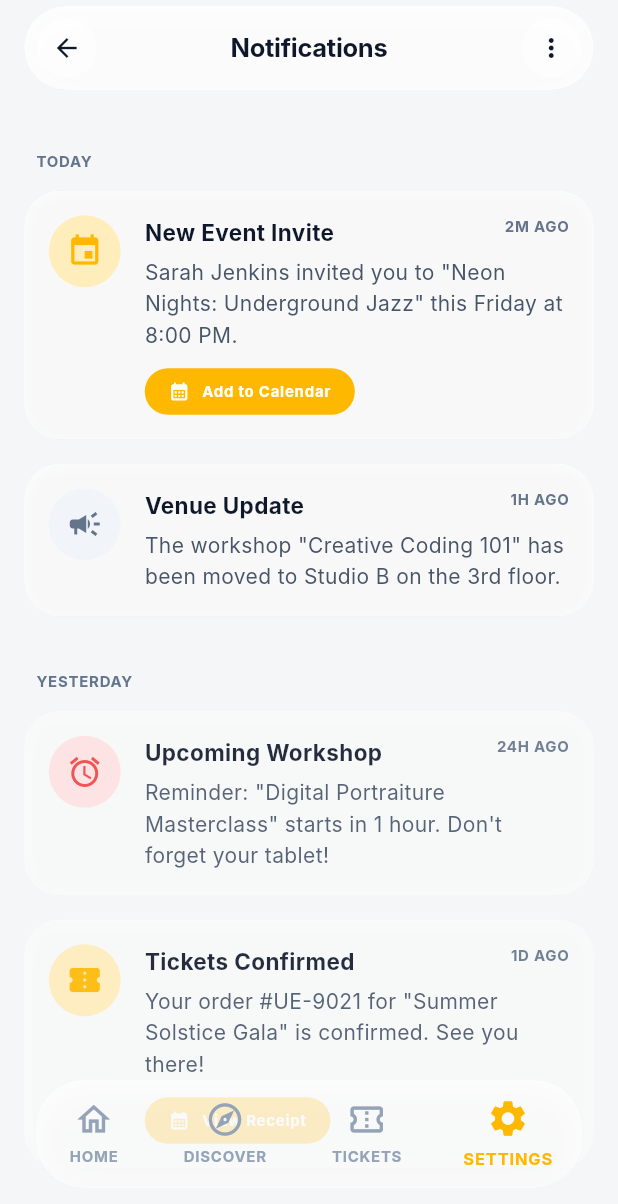
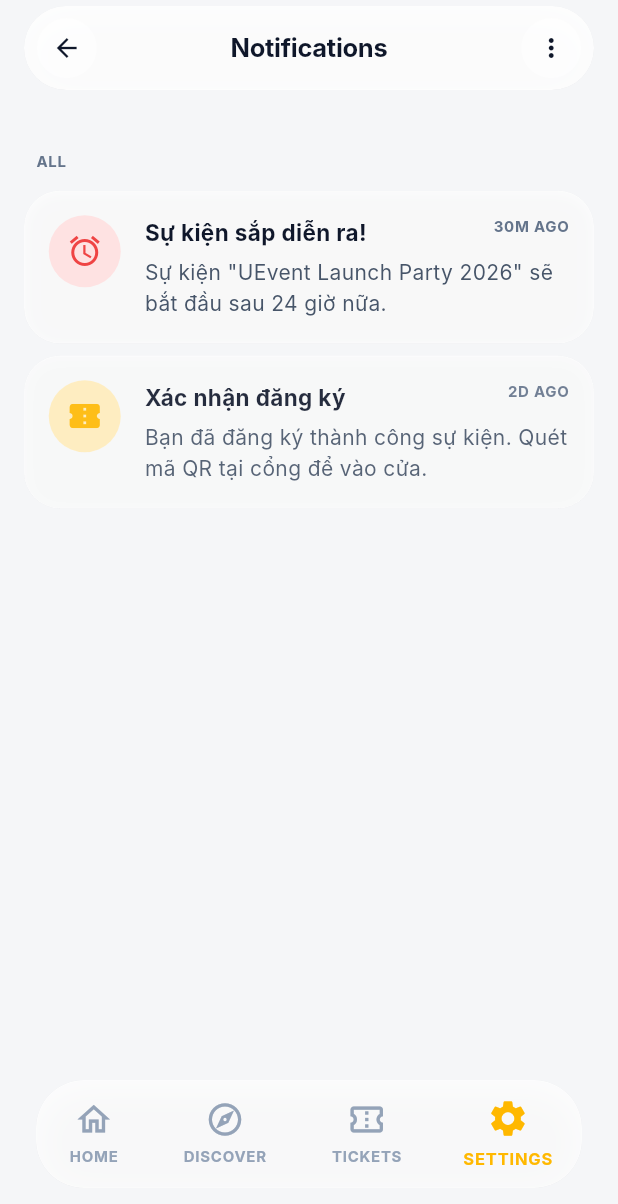
Before and after one commit to hieud3663/UEvent-Frontend, a Flutter app: the NotificationsView screen opened directly with empty values, on a phone screen of 412 x 824 dp. Shown: the top 1204 px of the screen. Run offline on Flutter 3.47's test engine with Material 3 defaults, Android fonts, the phone set to English and light mode, and no system bars; our stand-ins replace cached_network_image, dio, flutter_riverpod, qr_flutter; missing offline and left inert: flutter_displaymode; Roboto replaces fonts that are missing (Inter).

Commit message:
feat: enhance notifications and profile features with Riverpod integration and improved data handling

```diff
--- /dev/null
+++ b/mobile/lib/features/notifications/providers/notification_providers.dart
@@ -0,0 +1,8 @@
+import 'package:flutter_riverpod/flutter_riverpod.dart';
+import 'package:frontend/core/providers/service_providers.dart';
+import 'package:frontend/features/notifications/models/notification_model.dart';
+
+final notificationsProvider = FutureProvider<List<NotificationModel>>((ref) async {
+  final service = ref.read(notificationServiceProvider);
+  return service.getNotifications();
+});
--- a/mobile/lib/features/notifications/views/notifications_view.dart
+++ b/mobile/lib/features/notifications/views/notifications_view.dart
@@ -1,14 +1,18 @@
 // File: lib/views/notifications_view.dart
 
 import 'package:flutter/material.dart';
+import 'package:flutter_riverpod/flutter_riverpod.dart';
 import 'package:frontend/core/theme/app_colors.dart';
 import 'package:frontend/core/theme/app_constants.dart';
 import 'package:frontend/core/theme/app_text_styles.dart';
+import 'package:frontend/core/widgets/async_state_slivers.dart';
 import 'package:frontend/core/widgets/glass_top_bar.dart';
 import 'package:frontend/core/widgets/glass_bottom_nav_bar.dart';
+import 'package:frontend/features/notifications/models/notification_model.dart';
+import 'package:frontend/features/notifications/providers/notification_providers.dart';
 import 'package:frontend/features/notifications/widgets/notification_tile.dart';
 
-class NotificationsView extends StatelessWidget {
+class NotificationsView extends ConsumerWidget {
   final int currentNavIndex;
   final ValueChanged<int> onNavTap;
   final VoidCallback? onBack;
@@ -21,7 +25,9 @@ class NotificationsView extends StatelessWidget {
   });
 
   @override
-  Widget build(BuildContext context) {
+  Widget build(BuildContext context, WidgetRef ref) {
+    final notificationsAsync = ref.watch(notificationsProvider);
+
     return Scaffold(
       backgroundColor: AppColors.background,
       body: Stack(
@@ -30,107 +36,62 @@ class NotificationsView extends StatelessWidget {
             slivers: [
               // Spacing for fixed top bar
               const SliverToBoxAdapter(child: SizedBox(height: 100)),
-
-              // ── Today ──
+              ...notificationsAsync.when(
+                data: (notifications) => [
+                  AppSuccessSliver(
+                    isEmpty: notifications.isEmpty,
+                    emptyIcon: Icons.notifications_off_outlined,
+                    emptyTitle: 'Chua co thong bao',
+                    emptyDescription: 'Thong bao moi se xuat hien tai day.',
+                    emptyFillRemaining: true,
+                    contentSlivers: [
                       SliverToBoxAdapter(
                         child: Padding(
                           padding: const EdgeInsets.symmetric(
                             horizontal: AppConstants.pagePaddingH + 8,
                           ),
-                  child: Text('TODAY', style: AppTextStyles.labelSmall),
+                          child: Text('ALL', style: AppTextStyles.labelSmall),
                         ),
                       ),
                       const SliverToBoxAdapter(child: SizedBox(height: 8)),
+                      SliverList(
+                        delegate: SliverChildBuilderDelegate(
+                          (context, index) {
+                            final notification = notifications[index];
+                            final iconConfig = _iconConfig(notification.type);
 
-              SliverToBoxAdapter(
-                child: Padding(
+                            return Padding(
                               padding: const EdgeInsets.symmetric(
                                 horizontal: AppConstants.pagePaddingH,
                                 vertical: 4,
                               ),
                               child: NotificationTile(
-                    icon: Icons.event,
-                    iconBgColor: AppColors.primaryFixed,
-                    iconColor: AppColors.primary,
-                    title: 'New Event Invite',
-                    timestamp: '2m ago',
-                    description:
-                        'Sarah Jenkins invited you to "Neon Nights: Underground Jazz" this Friday at 8:00 PM.',
-                    actionLabel: 'Add to Calendar',
-                    onActionTap: () {},
+                                icon: iconConfig.icon,
+                                iconBgColor: iconConfig.bgColor,
+                                iconColor: iconConfig.iconColor,
+                                title: notification.title,
+                                timestamp: _relativeTime(notification.timestamp),
+                                description: notification.description,
+                                actionLabel: notification.actionLabel,
+                                opacity: notification.isRead ? 0.9 : 1,
+                              ),
+                            );
+                          },
+                          childCount: notifications.length,
                         ),
                       ),
+                    ],
                   ),
-              const SliverToBoxAdapter(child: SizedBox(height: 8)),
-
-              SliverToBoxAdapter(
-                child: Padding(
-                  padding: const EdgeInsets.symmetric(
-                    horizontal: AppConstants.pagePaddingH,
-                    vertical: 4,
+                ],
+                loading: () => [const AppLoadingSliver()],
+                error: (_, __) => [
+                  AppErrorSliver(
+                    icon: Icons.wifi_off,
+                    title: 'Khong tai du lieu duoc',
+                    description: 'Vui long thu lai sau.',
+                    onRetry: () => ref.refresh(notificationsProvider),
                   ),
-                  child: NotificationTile(
-                    icon: Icons.campaign,
-                    iconBgColor: AppColors.secondaryContainer,
-                    iconColor: AppColors.secondary,
-                    title: 'Venue Update',
-                    timestamp: '1h ago',
-                    description:
-                        'The workshop "Creative Coding 101" has been moved to Studio B on the 3rd floor.',
-                  ),
-                ),
-              ),
-
-              // ── Yesterday ──
-              const SliverToBoxAdapter(child: SizedBox(height: 32)),
-              SliverToBoxAdapter(
-                child: Padding(
-                  padding: const EdgeInsets.symmetric(
-                    horizontal: AppConstants.pagePaddingH + 8,
-                  ),
-                  child: Text('YESTERDAY', style: AppTextStyles.labelSmall),
-                ),
-              ),
-              const SliverToBoxAdapter(child: SizedBox(height: 8)),
-
-              SliverToBoxAdapter(
-                child: Padding(
-                  padding: const EdgeInsets.symmetric(
-                    horizontal: AppConstants.pagePaddingH,
-                    vertical: 4,
-                  ),
-                  child: NotificationTile(
-                    icon: Icons.alarm,
-                    iconBgColor: AppColors.errorContainer,
-                    iconColor: AppColors.error,
-                    title: 'Upcoming Workshop',
-                    timestamp: '24h ago',
-                    description:
-                        'Reminder: "Digital Portraiture Masterclass" starts in 1 hour. Don\'t forget your tablet!',
-                    opacity: 0.9,
-                  ),
-                ),
-              ),
-              const SliverToBoxAdapter(child: SizedBox(height: 8)),
-
-              SliverToBoxAdapter(
-                child: Padding(
-                  padding: const EdgeInsets.symmetric(
-                    horizontal: AppConstants.pagePaddingH,
-                    vertical: 4,
-                  ),
-                  child: NotificationTile(
-                    icon: Icons.confirmation_number,
-                    iconBgColor: AppColors.primaryFixed,
-                    iconColor: AppColors.primary,
-                    title: 'Tickets Confirmed',
-                    timestamp: '1d ago',
-                    description:
-                        'Your order #UE-9021 for "Summer Solstice Gala" is confirmed. See you there!',
-                    actionLabel: 'View Receipt',
-                    opacity: 0.9,
-                  ),
-                ),
+                ],
               ),
 
               const SliverToBoxAdapter(child: SizedBox(height: 140)),
@@ -157,4 +118,53 @@ class NotificationsView extends StatelessWidget {
       ),
     );
   }
+
+  _NotificationIconConfig _iconConfig(NotificationType type) {
+    switch (type) {
+      case NotificationType.eventInvite:
+        return const _NotificationIconConfig(
+          icon: Icons.event,
+          bgColor: AppColors.primaryFixed,
+          iconColor: AppColors.primary,
+        );
+      case NotificationType.announcement:
+        return const _NotificationIconConfig(
+          icon: Icons.campaign,
+          bgColor: AppColors.secondaryContainer,
+          iconColor: AppColors.secondary,
+        );
+      case NotificationType.reminder:
+        return const _NotificationIconConfig(
+          icon: Icons.alarm,
+          bgColor: AppColors.errorContainer,
+          iconColor: AppColors.error,
+        );
+      case NotificationType.ticketConfirm:
+        return const _NotificationIconConfig(
+          icon: Icons.confirmation_number,
+          bgColor: AppColors.primaryFixed,
+          iconColor: AppColors.primary,
+        );
     }
+  }
+
+  String _relativeTime(DateTime timestamp) {
+    final diff = DateTime.now().difference(timestamp);
+    if (diff.inMinutes < 1) return 'now';
+    if (diff.inMinutes < 60) return '${diff.inMinutes}m ago';
+    if (diff.inHours < 24) return '${diff.inHours}h ago';
+    return '${diff.inDays}d ago';
+  }
+}
+
+class _NotificationIconConfig {
+  final IconData icon;
+  final Color bgColor;
+  final Color iconColor;
+
+  const _NotificationIconConfig({
+    required this.icon,
+    required this.bgColor,
+    required this.iconColor,
+  });
+}
```
Also changed, not shown: mobile/lib/features/profile/providers/profile_providers.dart (added, +26 -0 lines), mobile/lib/features/profile/views/user_profile_view.dart (+121 -31 lines). Lines whose indentation alone changed are shown as unchanged.
